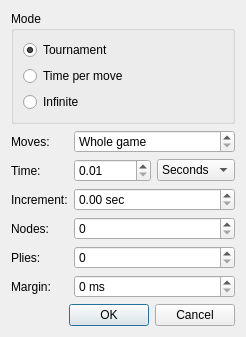
First picture: the form in projects/gui/ui/timecontroldlg.ui, repository leedavid/QTggchess, before the edit.
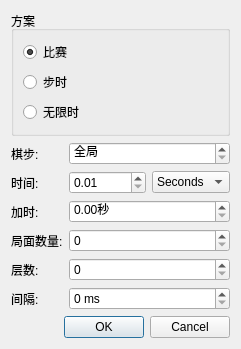
Second picture: the form after the edit.

The edit to the form file:
```diff
--- a/projects/gui/ui/timecontroldlg.ui
+++ b/projects/gui/ui/timecontroldlg.ui
@@ -6,8 +6,8 @@
    <rect>
     <x>0</x>
     <y>0</y>
-    <width>284</width>
-    <height>367</height>
+    <width>286</width>
+    <height>381</height>
    </rect>
   </property>
   <property name="windowTitle">
@@ -23,7 +23,7 @@
       <bool>false</bool>
      </property>
      <property name="title">
-      <string>Mode</string>
+      <string>方案</string>
      </property>
      <property name="flat">
       <bool>false</bool>
@@ -38,7 +38,7 @@
          <string>Tournament time control</string>
         </property>
         <property name="text">
-         <string>Tournament</string>
+         <string>比赛</string>
         </property>
         <property name="checked">
          <bool>true</bool>
@@ -51,7 +51,7 @@
          <string>Fixed time limit for each move</string>
         </property>
         <property name="text">
-         <string>Time per move</string>
+         <string>步时</string>
         </property>
        </widget>
       </item>
@@ -61,7 +61,7 @@
          <string>Infinite thinking time</string>
         </property>
         <property name="text">
-         <string>Infinite</string>
+         <string>无限时</string>
         </property>
        </widget>
       </item>
@@ -76,7 +76,7 @@
      <item row="0" column="0">
       <widget class="QLabel" name="label">
        <property name="text">
-        <string>Moves:</string>
+        <string>棋步:</string>
        </property>
        <property name="buddy">
         <cstring>m_movesSpin</cstring>
@@ -89,7 +89,7 @@
         <string>The number of moves in a time control</string>
        </property>
        <property name="specialValueText">
-        <string>Whole game</string>
+        <string>全局</string>
        </property>
        <property name="maximum">
         <number>9999</number>
@@ -102,7 +102,7 @@
      <item row="1" column="0">
       <widget class="QLabel" name="label_2">
        <property name="text">
-        <string>Time:</string>
+        <string>时间:</string>
        </property>
        <property name="buddy">
         <cstring>m_timeSpin</cstring>
@@ -133,7 +133,10 @@
        <item>
         <widget class="QComboBox" name="m_timeUnitCombo">
          <property name="toolTip">
-          <string>Time unit for the time limit</string>
+          <string>时间单位</string>
+         </property>
+         <property name="currentText">
+          <string>Seconds</string>
          </property>
          <property name="currentIndex">
           <number>0</number>
@@ -160,7 +163,7 @@
      <item row="2" column="0">
       <widget class="QLabel" name="label_3">
        <property name="text">
-        <string>Increment:</string>
+        <string>加时:</string>
        </property>
        <property name="buddy">
         <cstring>m_incrementSpin</cstring>
@@ -173,7 +176,7 @@
         <string>Time increment per move in seconds</string>
        </property>
        <property name="suffix">
-        <string> sec</string>
+        <string>秒</string>
        </property>
       </widget>
      </item>
@@ -190,7 +193,7 @@
      <item row="4" column="0">
       <widget class="QLabel" name="label_5">
        <property name="text">
-        <string>Plies:</string>
+        <string>层数:</string>
        </property>
        <property name="buddy">
         <cstring>m_pliesSpin</cstring>
@@ -210,7 +213,7 @@
      <item row="3" column="0">
       <widget class="QLabel" name="label_4">
        <property name="text">
-        <string>Nodes:</string>
+        <string>局面数量:</string>
        </property>
        <property name="buddy">
         <cstring>m_nodesSpin</cstring>
@@ -233,7 +236,7 @@
      <item row="5" column="0">
       <widget class="QLabel" name="label_6">
        <property name="text">
-        <string>Margin:</string>
+        <string>间隔:</string>
        </property>
        <property name="buddy">
         <cstring>m_marginSpin</cstring>
```
Left out of the diff: 2 changed lines with no effect on the pictures.
